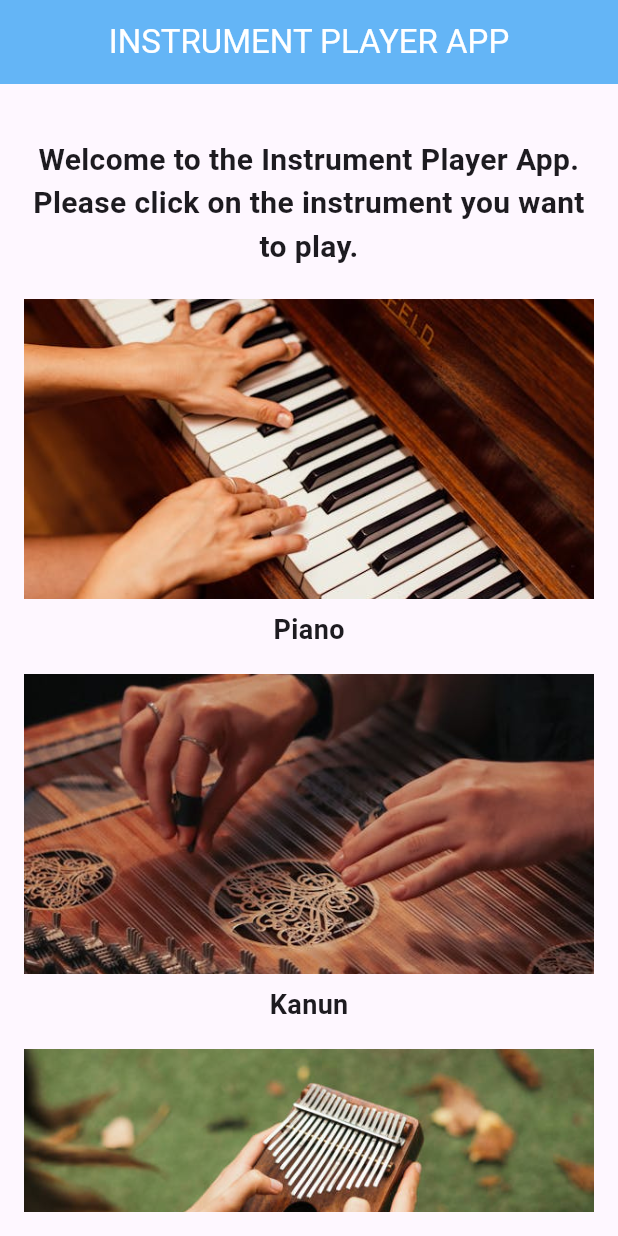
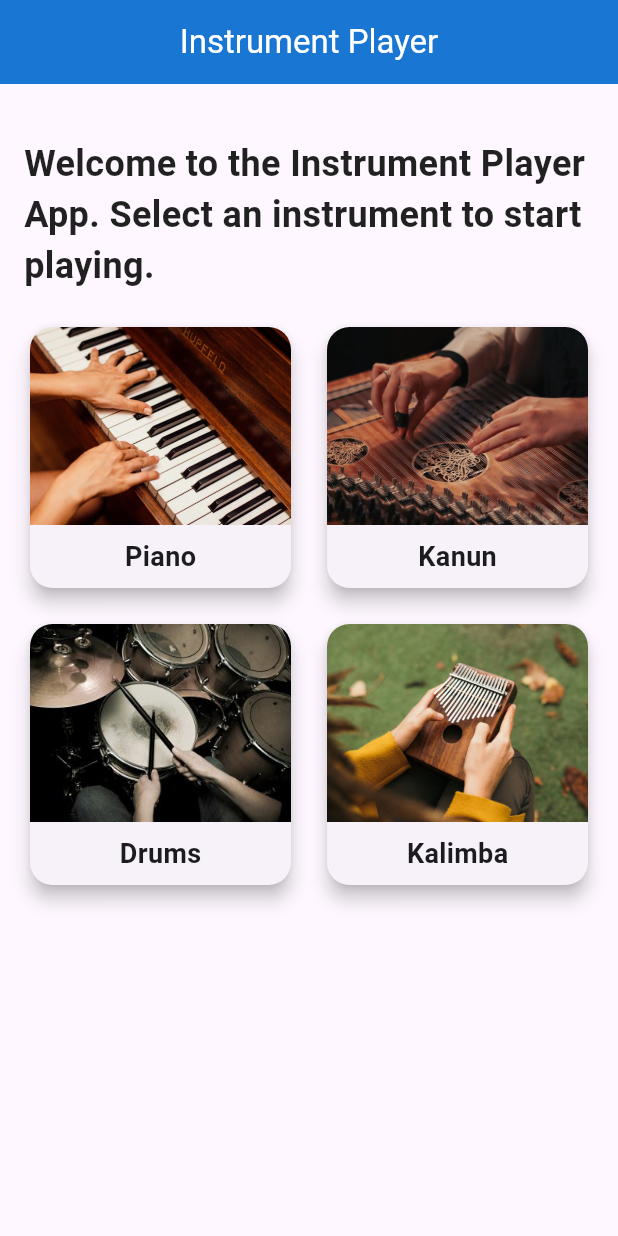
Before and after one commit to rainman3838/myinstrumentplayer, a Flutter app: the screen it shows after launch, on a phone screen of 412 x 824 dp. Run offline on Flutter 3.47's test engine with Material 3 defaults, Android fonts, the phone set to English and light mode, and no system bars.

Commit message:
giris ekranı degisikligi

```diff
--- a/lib/girisekrani.dart
+++ b/lib/girisekrani.dart
@@ -1,8 +1,9 @@
 import 'package:flutter/material.dart';
-import 'piyanoekrani.dart';
-import 'kanunekrani.dart';
+
 import 'bateriekrani.dart';
 import 'kalimbaekrani.dart';
+import 'kanunekrani.dart';
+import 'piyanoekrani.dart';
 
 class GirisEkrani extends StatelessWidget {
   const GirisEkrani({Key? key}) : super(key: key);
@@ -11,144 +12,129 @@ class GirisEkrani extends StatelessWidget {
   Widget build(BuildContext context) {
     return Scaffold(
       appBar: AppBar(
-        backgroundColor: Colors.blue.shade300,
+        backgroundColor: Colors.blue.shade700,
         foregroundColor: Colors.white,
-        title: const Text('INSTRUMENT PLAYER APP'),
+        title: const Text('Instrument Player'),
         centerTitle: true,
       ),
       body: Padding(
         padding: const EdgeInsets.all(16.0),
         child: Column(
+          crossAxisAlignment: CrossAxisAlignment.start,
           children: [
-            // Başlık mesajı
             const Padding(
               padding: EdgeInsets.symmetric(vertical: 20.0),
               child: Text(
-                'Welcome to the Instrument Player App.\nPlease click on the instrument you want to play.',
-                textAlign: TextAlign.center,
+                'Welcome to the Instrument Player App. Select an instrument to start playing.',
+                textAlign: TextAlign.left,
                 style: TextStyle(
-                  fontSize: 20,  // Daha büyük yazı tipi
+                  fontSize: 24,
                   fontWeight: FontWeight.bold,
+                  color: Colors.black87,
                 ),
               ),
             ),
-            // Kaydırılabilir liste ile fotoğraflar
             Expanded(
-              child: SingleChildScrollView(
-                child: Column(
+              child: GridView.count(
+                crossAxisCount: 2,
+                crossAxisSpacing: 16.0,
+                mainAxisSpacing: 16.0,
                 children: [
-                    // Piyano
-                    GestureDetector(
+                  InstrumentTile(
+                    imagePath: 'assets/images/img1.jpeg',
+                    instrumentName: 'Piano',
                     onTap: () {
                       Navigator.push(
                         context,
-                          MaterialPageRoute(builder: (context) => const PiyanoEkrani()),
+                        MaterialPageRoute(
+                            builder: (context) => const PiyanoEkrani()),
                       );
                     },
-                      child: Column(
-                        children: [
-                          Image.asset(
-                            'assets/images/img1.jpeg',
-                            fit: BoxFit.cover,
-                            width: double.infinity,
-                            height: 200,  // Sabit yükseklik
                   ),
-                          const SizedBox(height: 8),
-                          const Text(
-                            'Piano',
-                            style: TextStyle(
-                              fontSize: 18,  // Büyütülen yazı
-                              fontWeight: FontWeight.bold,
-                            ),
-                          ),
-                        ],
-                      ),
-                    ),
-                    const SizedBox(height: 16),
-                    // Kanun
-                    GestureDetector(
+                  InstrumentTile(
+                    imagePath: 'assets/images/img2.jpeg',
+                    instrumentName: 'Kanun',
                     onTap: () {
                       Navigator.push(
                         context,
                         MaterialPageRoute(builder: (context) => KanunEkrani()),
                       );
                     },
-                      child: Column(
-                        children: [
-                          Image.asset(
-                            'assets/images/img2.jpeg',
-                            fit: BoxFit.cover,
-                            width: double.infinity,
-                            height: 200,  // Sabit yükseklik
                   ),
-                          const SizedBox(height: 8),
-                          const Text(
-                            'Kanun',
-                            style: TextStyle(
-                              fontSize: 18,  // Büyütülen yazı
-                              fontWeight: FontWeight.bold,
+                  InstrumentTile(
+                    imagePath: 'assets/images/img4.jpg',
+                    instrumentName: 'Drums',
+                    onTap: () {
+                      Navigator.push(
+                        context,
+                        MaterialPageRoute(
+                            builder: (context) => const BateriEkrani()),
+                      );
+                    },
+                  ),
+                  InstrumentTile(
+                    imagePath: 'assets/images/img3.jpg',
+                    instrumentName: 'Kalimba',
+                    onTap: () {
+                      Navigator.push(
+                        context,
+                        MaterialPageRoute(
+                            builder: (context) => const KalimbaEkrani()),
+                      );
+                    },
+                  ),
+                ],
               ),
             ),
           ],
         ),
       ),
-                    const SizedBox(height: 16),
-                    // Drums (Bateri)
-                    GestureDetector(
-                      onTap: () {
-                        Navigator.push(
-                          context,
-                          MaterialPageRoute(builder: (context) => const BateriEkrani()),
     );
-                      },
+  }
+}
+
+class InstrumentTile extends StatelessWidget {
+  final String imagePath;
+  final String instrumentName;
+  final VoidCallback onTap;
+
+  const InstrumentTile({
+    Key? key,
+    required this.imagePath,
+    required this.instrumentName,
+    required this.onTap,
+  }) : super(key: key);
+
+  @override
+  Widget build(BuildContext context) {
+    return GestureDetector(
+      onTap: onTap,
+      child: Card(
+        shape: RoundedRectangleBorder(
+          borderRadius: BorderRadius.circular(15.0),
+        ),
+        elevation: 5,
         child: Column(
+          crossAxisAlignment: CrossAxisAlignment.center,
           children: [
-                          Image.asset(
-                            'assets/images/img3.jpg',
+            Expanded(
+              child: ClipRRect(
+                borderRadius:
+                    const BorderRadius.vertical(top: Radius.circular(15.0)),
+                child: Image.asset(
+                  imagePath,
                   fit: BoxFit.cover,
                   width: double.infinity,
-                            height: 200,  // Sabit yükseklik
-                          ),
-                          const SizedBox(height: 8),
-                          const Text(
-                            'Kalimba',
-                            style: TextStyle(
-                              fontSize: 18,  // Büyütülen yazı
-                              fontWeight: FontWeight.bold,
                 ),
               ),
-                        ],
             ),
-                    ),
-                    const SizedBox(height: 16),
-                    // Kalimba
-                    GestureDetector(
-                      onTap: () {
-                        Navigator.push(
-                          context,
-                          MaterialPageRoute(builder: (context) => const KalimbaEkrani()),
-                        );
-                      },
-                      child: Column(
-                        children: [
-                          Image.asset(
-                            'assets/images/img4.jpg',
-                            fit: BoxFit.cover,
-                            width: double.infinity,
-                            height: 200,  // Sabit yükseklik
-                          ),
-                          const SizedBox(height: 8),
-                          const Text(
-                            'Drums',
-                            style: TextStyle(
-                              fontSize: 18,  // Büyütülen yazı
+            Padding(
+              padding: const EdgeInsets.all(8.0),
+              child: Text(
+                instrumentName,
+                style: const TextStyle(
+                  fontSize: 18,
                   fontWeight: FontWeight.bold,
-                            ),
-                          ),
-                        ],
-                      ),
-                    ),
-                  ],
                 ),
               ),
             ),
```
Also changed, not shown: pubspec.lock. Lines whose indentation alone changed are shown as unchanged.
